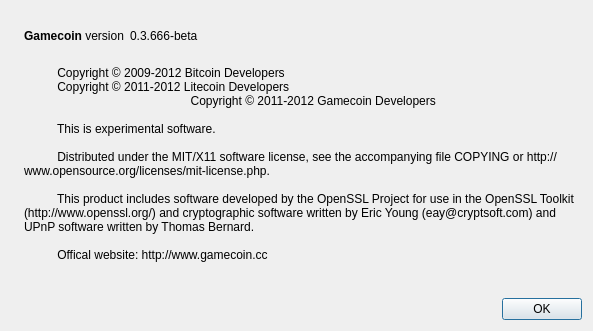
Old version of the form src/qt/forms/aboutdialog.ui in the repository fairycoin/fairycoin.
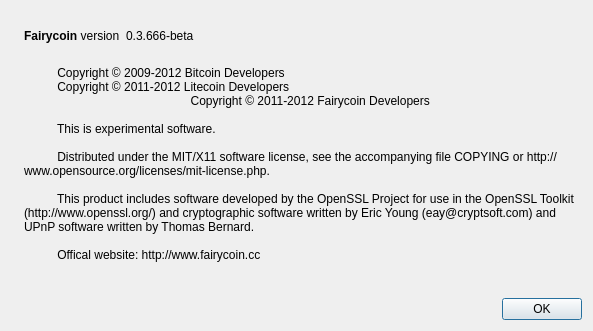
New version of the form. Icons and pictures are not drawn.

Diff of the .ui file:
```diff
--- a/src/qt/forms/aboutdialog.ui
+++ b/src/qt/forms/aboutdialog.ui
@@ -50,7 +50,7 @@
           <cursorShape>IBeamCursor</cursorShape>
          </property>
          <property name="text">
-          <string>&lt;b&gt;Gamecoin&lt;/b&gt; version</string>
+          <string>&lt;b&gt;Fairycoin&lt;/b&gt; version</string>
          </property>
          <property name="textInteractionFlags">
           <set>Qt::LinksAccessibleByMouse|Qt::TextSelectableByKeyboard|Qt::TextSelectableByMouse</set>
@@ -97,7 +97,7 @@
         <string>
           Copyright © 2009-2012 Bitcoin Developers
           Copyright © 2011-2012 Litecoin Developers
-		  Copyright © 2011-2012 Gamecoin Developers
+		  Copyright © 2011-2012 Fairycoin Developers
 
           This is experimental software.
 
@@ -105,7 +105,7 @@
 
           This product includes software developed by the OpenSSL Project for use in the OpenSSL Toolkit (http://www.openssl.org/) and cryptographic software written by Eric Young (eay@cryptsoft.com) and UPnP software written by Thomas Bernard.
 
-          Offical website: http://www.gamecoin.cc
+          Offical website: http://www.fairycoin.cc
         </string>
        </property>
        <property name="wordWrap">
```
Left out of the diff: 2 changed lines with no effect on the pictures.
